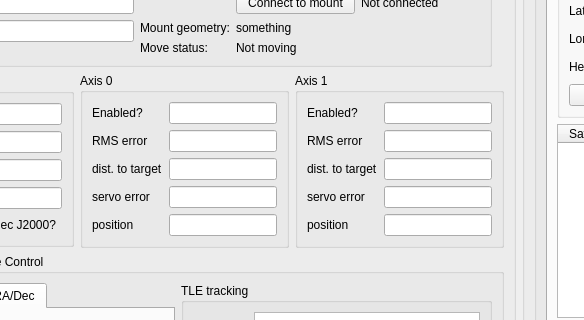
Old version of the form mainwindow.ui in the repository dldlowndes/LD_QuarcOGS; both pictures show x 108 to 692 and y 131 to 451 of the 1295 by 801 pixel window.
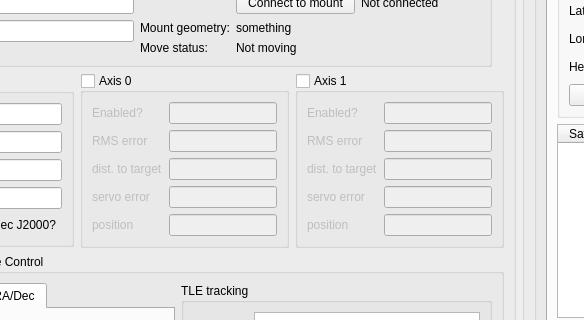
New version of the form.

Diff of the .ui file:
```diff
--- a/mainwindow.ui
+++ b/mainwindow.ui
@@ -345,6 +345,12 @@
            <property name="title">
             <string>Axis 1</string>
            </property>
+           <property name="checkable">
+            <bool>true</bool>
+           </property>
+           <property name="checked">
+            <bool>false</bool>
+           </property>
            <layout class="QGridLayout" name="gridLayout_17">
             <item row="0" column="0">
              <layout class="QFormLayout" name="formLayout_5">
@@ -506,7 +512,10 @@
           </widget>
          </item>
          <item row="0" column="1">
-          <widget class="QGroupBox" name="groupBox">
+          <widget class="QGroupBox" name="box_Axis0">
+           <property name="enabled">
+            <bool>true</bool>
+           </property>
            <property name="sizePolicy">
             <sizepolicy hsizetype="Fixed" vsizetype="Fixed">
              <horstretch>0</horstretch>
@@ -516,6 +525,12 @@
            <property name="title">
             <string>Axis 0</string>
            </property>
+           <property name="checkable">
+            <bool>true</bool>
+           </property>
+           <property name="checked">
+            <bool>false</bool>
+           </property>
            <layout class="QGridLayout" name="gridLayout_2">
             <item row="0" column="0">
              <layout class="QFormLayout" name="formLayout_4">
```
Left out of the diff: 12 changed lines with no effect on the pictures.
